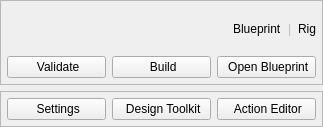
This is resources/main_toolbar.ui in bohdon/maya-pulse as Qt 5 draws it before an edit. The edited form follows.
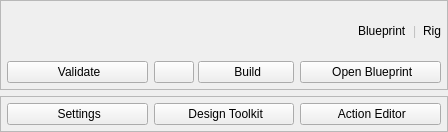
This is the edited form. Icons and pictures are not drawn.

Commit message: add interactive building

Patch:
```diff
--- a/resources/main_toolbar.ui
+++ b/resources/main_toolbar.ui
@@ -6,8 +6,8 @@
    <rect>
     <x>0</x>
     <y>0</y>
-    <width>323</width>
-    <height>127</height>
+    <width>448</width>
+    <height>132</height>
    </rect>
   </property>
   <property name="windowTitle">
@@ -167,6 +167,43 @@
              </widget>
             </item>
             <item>
+             <layout class="QHBoxLayout" name="horizontalLayout_2">
+              <property name="spacing">
+               <number>4</number>
+              </property>
+              <item>
+               <widget class="QPushButton" name="interactive_build_btn">
+                <property name="sizePolicy">
+                 <sizepolicy hsizetype="Maximum" vsizetype="Fixed">
+                  <horstretch>0</horstretch>
+                  <verstretch>0</verstretch>
+                 </sizepolicy>
+                </property>
+                <property name="minimumSize">
+                 <size>
+                  <width>30</width>
+                  <height>0</height>
+                 </size>
+                </property>
+                <property name="statusTip">
+                 <string>Run an interactive build.</string>
+                </property>
+                <property name="text">
+                 <string/>
+                </property>
+                <property name="icon">
+                 <iconset resource="icons/icons.qrc">
+                  <normaloff>:/icon/forward_step.svg</normaloff>:/icon/forward_step.svg</iconset>
+                </property>
+                <property name="iconSize">
+                 <size>
+                  <width>14</width>
+                  <height>14</height>
+                 </size>
+                </property>
+               </widget>
+              </item>
+              <item>
              <widget class="QPushButton" name="build_btn">
               <property name="minimumSize">
                <size>
@@ -192,6 +229,8 @@
               </property>
              </widget>
             </item>
+             </layout>
+            </item>
             <item>
              <widget class="QPushButton" name="open_blueprint_btn">
               <property name="statusTip">
```
Left out of the diff: 2 changed lines with no effect on the pictures. Lines whose indentation alone changed are shown as unchanged. The commit also changes 9 other files.
